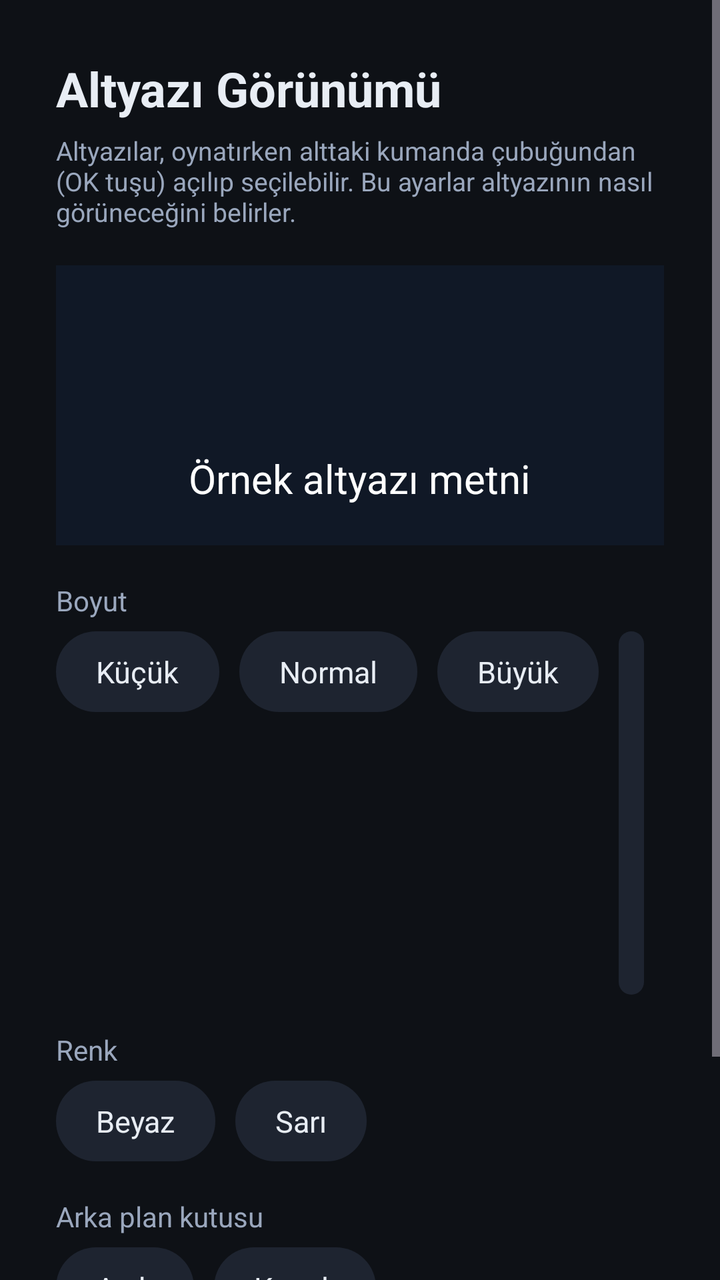
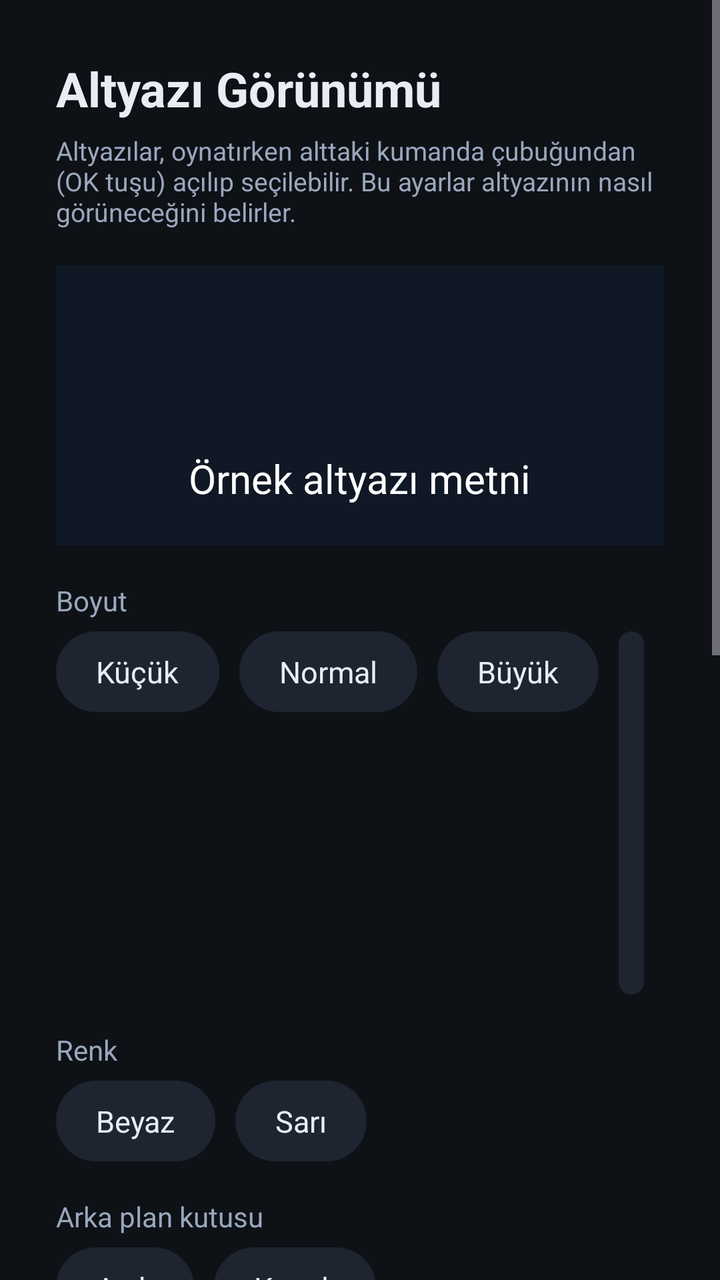

An Android layout rendered at two revisions. The XML below is the earlier revision; the diff shows what the commit changed to produce the second picture.
<!-- AndroidManifest.xml: application theme Theme.IPTV -->
<!-- res/layout/activity_settings.xml -->
<?xml version="1.0" encoding="utf-8"?>
<ScrollView xmlns:android="http://schemas.android.com/apk/res/android"
    android:layout_width="match_parent"
    android:layout_height="match_parent"
    android:background="@color/bg"
    android:fillViewport="true">

    <LinearLayout
        android:layout_width="match_parent"
        android:layout_height="wrap_content"
        android:orientation="vertical"
        android:padding="28dp">

        <TextView
            android:layout_width="wrap_content"
            android:layout_height="wrap_content"
            android:text="@string/sub_appearance"
            android:textColor="@color/text"
            android:textSize="24sp"
            android:textStyle="bold" />

        <TextView
            android:layout_width="match_parent"
            android:layout_height="wrap_content"
            android:layout_marginTop="6dp"
            android:layout_marginBottom="18dp"
            android:text="@string/sub_help"
            android:textColor="@color/muted"
            android:textSize="13sp" />

        
        <FrameLayout
            android:layout_width="match_parent"
            android:layout_height="140dp"
            android:background="#101826">

            <TextView
                android:id="@+id/tv_preview"
                android:layout_width="wrap_content"
                android:layout_height="wrap_content"
                android:layout_gravity="center|bottom"
                android:layout_marginBottom="16dp"
                android:paddingHorizontal="10dp"
                android:paddingVertical="4dp"
                android:text="@string/sub_preview"
                android:textColor="#FFFFFF"
                android:textSize="20sp" />
        </FrameLayout>

        <TextView style="@style/SettingLabel" android:text="@string/sub_size" />
        <LinearLayout android:id="@+id/row_size" style="@style/SettingRow">
            <TextView android:id="@+id/size0" style="@style/SettingChip" android:text="@string/sz_small" />
            <TextView android:id="@+id/size1" style="@style/SettingChip" android:text="@string/sz_normal" />
            <TextView android:id="@+id/size2" style="@style/SettingChip" android:text="@string/sz_large" />
            <TextView android:id="@+id/size3" style="@style/SettingChip" android:text="@string/sz_xlarge" />
        </LinearLayout>

        <TextView style="@style/SettingLabel" android:text="@string/sub_color" />
        <LinearLayout style="@style/SettingRow">
            <TextView android:id="@+id/color0" style="@style/SettingChip" android:text="@string/col_white" />
            <TextView android:id="@+id/color1" style="@style/SettingChip" android:text="@string/col_yellow" />
        </LinearLayout>

        <TextView style="@style/SettingLabel" android:text="@string/sub_bg" />
        <LinearLayout style="@style/SettingRow">
            <TextView android:id="@+id/bg_on" style="@style/SettingChip" android:text="@string/on" />
            <TextView android:id="@+id/bg_off" style="@style/SettingChip" android:text="@string/off" />
        </LinearLayout>

        <TextView style="@style/SettingLabel" android:text="@string/sub_edge" />
        <LinearLayout style="@style/SettingRow">
            <TextView android:id="@+id/edge_on" style="@style/SettingChip" android:text="@string/on" />
            <TextView android:id="@+id/edge_off" style="@style/SettingChip" android:text="@string/off" />
        </LinearLayout>

    </LinearLayout>

</ScrollView>
<!-- resources referenced by this layout -->
<resources>
  <color name="bg">#0E1116</color>
  <color name="muted">#9AA7BD</color>
  <color name="text">#E8EDF4</color>
  <string name="col_white">Beyaz</string>
  <string name="col_yellow">Sarı</string>
  <string name="off">Kapalı</string>
  <string name="on">Açık</string>
  <string name="sub_appearance">Altyazı Görünümü</string>
  <string name="sub_bg">Arka plan kutusu</string>
  <string name="sub_color">Renk</string>
  <string name="sub_edge">Dış çizgi</string>
  <string name="sub_help">Altyazılar, oynatırken alttaki kumanda çubuğundan (OK tuşu) açılıp seçilebilir. Bu ayarlar altyazının nasıl görüneceğini belirler.</string>
  <string name="sub_preview">Örnek altyazı metni</string>
  <string name="sub_size">Boyut</string>
  <string name="sz_large">Büyük</string>
  <string name="sz_normal">Normal</string>
  <string name="sz_small">Küçük</string>
  <string name="sz_xlarge">Çok Büyük</string>
  <style name="SettingRow">
          <item name="android:layout_width">wrap_content</item>
          <item name="android:layout_height">wrap_content</item>
          <item name="android:orientation">horizontal</item>
      </style>
  <style name="Theme.IPTV" parent="Theme.Material3.Dark.NoActionBar">
          <item name="android:windowBackground">@color/bg</item>
          <item name="colorPrimary">@color/accent</item>
          <item name="colorOnPrimary">#FFFFFF</item>
          <item name="android:statusBarColor">@color/bg</item>
      </style>
  <color name="accent">#4F8CFF</color>
  <color name="accent_dim">#2E5BBF</color>
  <color name="chip">#1E2430</color>
  <!-- unchanged entries left out for length: 3 -->
</resources>

<!-- the commit's change to res/layout/activity_settings.xml (unified diff, before → after) -->
@@ -73,6 +73,92 @@
             <TextView android:id="@+id/edge_off" style="@style/SettingChip" android:text="@string/off" />
         </LinearLayout>
 
+        <View
+            android:layout_width="match_parent"
+            android:layout_height="1dp"
+            android:layout_marginTop="28dp"
+            android:background="#223049" />
+
+        <TextView
+            android:layout_width="wrap_content"
+            android:layout_height="wrap_content"
+            android:layout_marginTop="22dp"
+            android:text="@string/os_title"
+            android:textColor="@color/text"
+            android:textSize="20sp"
+            android:textStyle="bold" />
+
+        <TextView
+            android:layout_width="match_parent"
+            android:layout_height="wrap_content"
+            android:layout_marginTop="6dp"
+            android:layout_marginBottom="12dp"
+            android:text="@string/os_help"
+            android:textColor="@color/muted"
+            android:textSize="13sp" />
+
+        <EditText
+            android:id="@+id/et_os_key"
+            android:layout_width="match_parent"
+            android:layout_height="wrap_content"
+            android:layout_marginBottom="10dp"
+            android:background="@drawable/bg_input"
+            android:hint="@string/os_key_hint"
+            android:inputType="text"
+            android:padding="14dp"
+            android:textColor="@color/text"
+            android:textColorHint="@color/muted" />
+
+        <EditText
+            android:id="@+id/et_os_user"
+            android:layout_width="match_parent"
+            android:layout_height="wrap_content"
+            android:layout_marginBottom="10dp"
+            android:background="@drawable/bg_input"
+            android:hint="@string/os_user_hint"
+            android:inputType="text"
+            android:padding="14dp"
+            android:textColor="@color/text"
+            android:textColorHint="@color/muted" />
+
+        <EditText
+            android:id="@+id/et_os_pass"
+            android:layout_width="match_parent"
+            android:layout_height="wrap_content"
+            android:layout_marginBottom="10dp"
+            android:background="@drawable/bg_input"
+            android:hint="@string/os_pass_hint"
+            android:inputType="textPassword"
+            android:padding="14dp"
+            android:textColor="@color/text"
+            android:textColorHint="@color/muted" />
+
+        <EditText
+            android:id="@+id/et_os_lang"
+            android:layout_width="match_parent"
+            android:layout_height="wrap_content"
+            android:layout_marginBottom="14dp"
+            android:background="@drawable/bg_input"
+            android:hint="@string/os_lang_hint"
+            android:inputType="text"
+            android:padding="14dp"
+            android:textColor="@color/text"
+            android:textColorHint="@color/muted" />
+
+        <TextView
+            android:id="@+id/btn_os_save"
+            android:layout_width="wrap_content"
+            android:layout_height="wrap_content"
+            android:background="@drawable/bg_button"
+            android:clickable="true"
+            android:focusable="true"
+            android:paddingHorizontal="28dp"
+            android:paddingVertical="12dp"
+            android:text="@string/save"
+            android:textColor="#FFFFFF"
+            android:textSize="15sp"
+            android:textStyle="bold" />
+
     </LinearLayout>
 
 </ScrollView>
<!-- resource entries referenced after the edit -->
@@ -3,10 +3,58 @@
   <color name="bg">#0E1116</color>
   <color name="muted">#9AA7BD</color>
   <color name="text">#E8EDF4</color>
+  <!-- drawable bg_button (drawable) -->
+  <?xml version="1.0" encoding="utf-8"?>
+  <selector xmlns:android="http://schemas.android.com/apk/res/android">
+      <item android:state_focused="true">
+          <shape android:shape="rectangle">
+              <solid android:color="@color/accent" />
+              <stroke android:width="2dp" android:color="#FFFFFF" />
+              <corners android:radius="10dp" />
+          </shape>
+      </item>
+      <item android:state_pressed="true">
+          <shape android:shape="rectangle">
+              <solid android:color="@color/accent_dim" />
+              <corners android:radius="10dp" />
+          </shape>
+      </item>
+      <item>
+          <shape android:shape="rectangle">
+              <solid android:color="@color/accent" />
+              <corners android:radius="10dp" />
+          </shape>
+      </item>
+  </selector>
+  <!-- drawable bg_input (drawable) -->
+  <?xml version="1.0" encoding="utf-8"?>
+  <selector xmlns:android="http://schemas.android.com/apk/res/android">
+      <item android:state_focused="true">
+          <shape android:shape="rectangle">
+              <solid android:color="@color/surface" />
+              <stroke android:width="2dp" android:color="@color/accent" />
+              <corners android:radius="10dp" />
+          </shape>
+      </item>
+      <item>
+          <shape android:shape="rectangle">
+              <solid android:color="@color/surface" />
+              <stroke android:width="1dp" android:color="#2A3140" />
+              <corners android:radius="10dp" />
+          </shape>
+      </item>
+  </selector>
   <string name="col_white">Beyaz</string>
   <string name="col_yellow">Sarı</string>
   <string name="off">Kapalı</string>
   <string name="on">Açık</string>
+  <string name="os_help">opensubtitles.com adresinden ücretsiz hesap açıp, hesap ayarlarından (Consumers → API) bir API anahtarı alın. Oynatırken altyazı/CC veya menü tuşuna basınca film/dizi adına göre altyazı aranıp indirilir.</string>
+  <string name="os_key_hint">API anahtarı</string>
+  <string name="os_lang_hint">Altyazı dili (örn. tr, en)</string>
+  <string name="os_pass_hint">OpenSubtitles şifresi</string>
+  <string name="os_title">Altyazı İndirme (OpenSubtitles)</string>
+  <string name="os_user_hint">OpenSubtitles kullanıcı adı</string>
+  <string name="save">Kaydet</string>
   <string name="sub_appearance">Altyazı Görünümü</string>
   <string name="sub_bg">Arka plan kutusu</string>
   <string name="sub_color">Renk</string>
@@ -31,6 +79,7 @@
       </style>
   <color name="accent">#4F8CFF</color>
   <color name="accent_dim">#2E5BBF</color>
+  <color name="surface">#161B26</color>
   <color name="chip">#1E2430</color>
   <!-- unchanged entries left out for length: 3 -->
 </resources>
